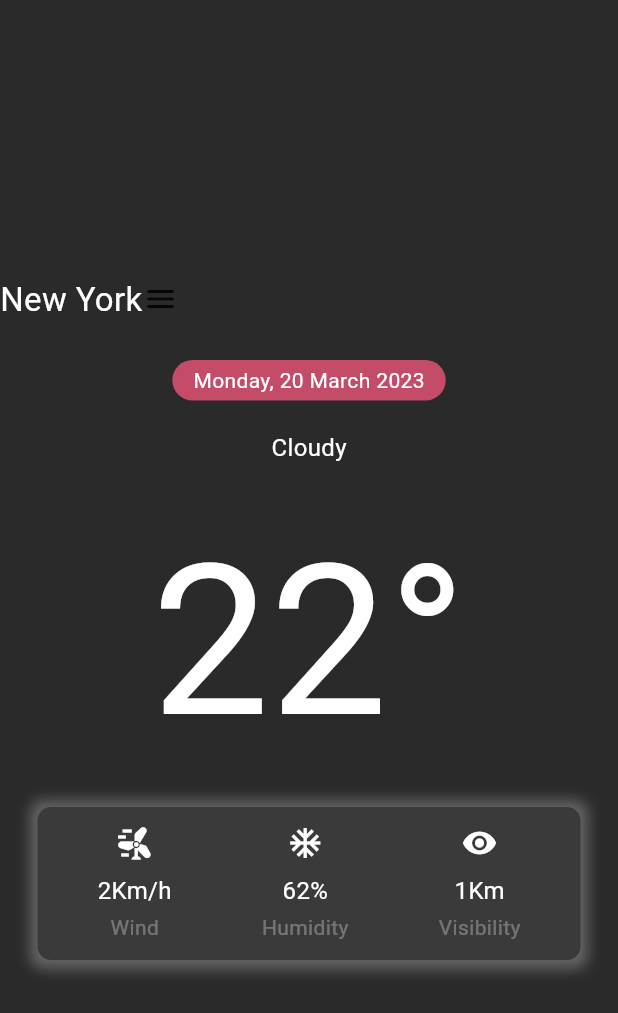
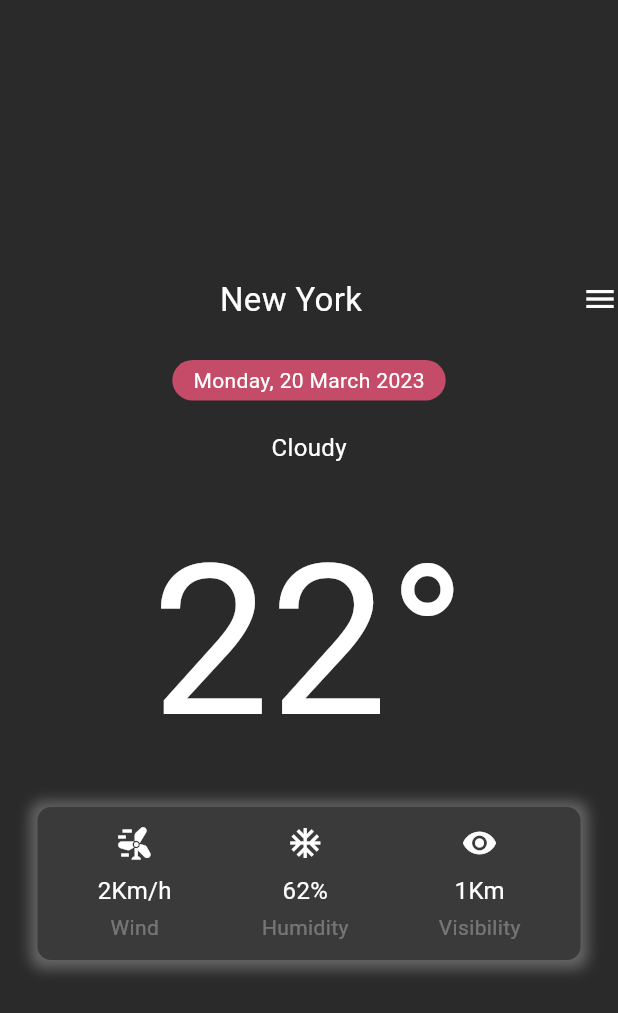
Before and after one commit to yuliiakanifolska/weather_app, a Flutter app: the screen it shows after launch, on a phone screen of 412 x 824 dp. Shown: the top 1013 px of the screen. Run offline on Flutter 3.47's test engine with Material 3 defaults, Android fonts, the light colour scheme and no system bars.

Commit message:
formatting

```diff
--- a/lib/start_screen.dart
+++ b/lib/start_screen.dart
@@ -1,3 +1,178 @@
+// import 'package:flutter/material.dart';
+//
+// class StartScreen extends StatelessWidget {
+//   const StartScreen({super.key});
+//
+//   final date = 'Monday, 20 March 2023';
+//   final weatherCondition = 'Cloudy';
+//   final temperature = '22°';
+//   final wind = '2Km/h';
+//   final humidity = '62%';
+//   final visibility = '1Km';
+//
+//   @override
+//   Widget build(context) {
+//     return Center(
+//       child: Column(
+//         mainAxisSize: MainAxisSize.min,
+//         children: [
+//           const Padding(
+//             padding: EdgeInsets.symmetric(horizontal: 25),
+//             child: Row(
+//               mainAxisAlignment: MainAxisAlignment.spaceBetween,
+//               children: [
+//                 SizedBox(),
+//                   Text(
+//                     'New York',
+//                     style: TextStyle(
+//                       fontSize: 22,
+//                       color: Colors.white,
+//                     ),
+//                   ),
+//                  Icon(Icons.menu_rounded, color: Colors.white,
+//                    size: 28,),
+//               ],
+//             ),
+//           ),
+//           const SizedBox(
+//             height: 25,
+//           ),
+//           Container(
+//             padding: const EdgeInsets.symmetric(
+//               horizontal: 14,
+//               vertical: 3.5,
+//             ),
+//             decoration: BoxDecoration(
+//               color: const Color(
+//                 0xFFC44C68,
+//               ),
+//               borderRadius: BorderRadius.circular(20),
+//             ),
+//             child: Text(
+//               date,
+//               style: const TextStyle(
+//                 color: Colors.white,
+//               ),
+//             ),
+//           ),
+//           const SizedBox(
+//             height: 20,
+//           ),
+//           Text(
+//             weatherCondition,
+//             style: const TextStyle(color: Colors.white, fontSize: 16),
+//           ),
+//           const SizedBox(height: 18),
+//           Text(
+//             temperature,
+//             style: const TextStyle(
+//               color: Colors.white,
+//               fontSize: 140,
+//             ),
+//           ),
+//           const SizedBox(
+//             height: 10,
+//           ),
+//           Container(
+//             margin: const EdgeInsets.symmetric(horizontal: 25),
+//             padding: const EdgeInsets.symmetric(vertical: 12),
+//             decoration: BoxDecoration(
+//               color: Color(0xFF3A3A3A),
+//               borderRadius: BorderRadius.circular(9),
+//               shape: BoxShape.rectangle,
+//               boxShadow: [
+//                 BoxShadow(
+//                   color: Colors.grey.withOpacity(0.5),
+//                   spreadRadius: 5,
+//                   blurRadius: 7,
+//                   offset: Offset(0, 0.5), // changes position of shadow
+//                 ),
+//               ],
+//             ),
+//             child: Row(children: [
+//               const SizedBox(
+//                 width: 40,
+//               ),
+//               Column(
+//                 children: [
+//                   const Icon(
+//                     Icons.wind_power,
+//                     color: Colors.white,
+//                   ),
+//                   const SizedBox(
+//                     height: 8,
+//                   ),
+//                   Text(
+//                     wind,
+//                     style: const TextStyle(color: Colors.white, fontSize: 16),
+//                   ),
+//                   const SizedBox(
+//                     height: 3,
+//                   ),
+//                   const Text(
+//                     'Wind',
+//                     style: TextStyle(color: Colors.white30),
+//                   ),
+//                 ],
+//               ),
+//               const SizedBox(
+//                 width: 60,
+//               ),
+//               Column(
+//                 children: [
+//                   const Icon(
+//                     Icons.ac_unit_sharp,
+//                     color: Colors.white,
+//                   ),
+//                   const SizedBox(
+//                     height: 8,
+//                   ),
+//                   Text(
+//                     humidity,
+//                     style: const TextStyle(color: Colors.white, fontSize: 16),
+//                   ),
+//                   const SizedBox(
+//                     height: 3,
+//                   ),
+//                   const Text(
+//                     'Humidity',
+//                     style: TextStyle(color: Colors.white30),
+//                   ),
+//                 ],
+//               ),
+//               const SizedBox(
+//                 width: 60,
+//               ),
+//               Column(
+//                 children: [
+//                   const Icon(
+//                     Icons.remove_red_eye_sharp,
+//                     color: Colors.white,
+//                   ),
+//                   const SizedBox(
+//                     height: 8,
+//                   ),
+//                   Text(
+//                     visibility,
+//                     style: const TextStyle(color: Colors.white, fontSize: 16),
+//                   ),
+//                   const SizedBox(
+//                     height: 3,
+//                   ),
+//                   const Text(
+//                     'Visibility',
+//                     style: TextStyle(color: Colors.white30),
+//                   ),
+//                 ],
+//               ),
+//             ]),
+//           ),
+//         ],
+//       ),
+//     );
+//   }
+// }
+
 import 'package:flutter/material.dart';
 
 class StartScreen extends StatelessWidget {
@@ -16,8 +191,27 @@ class StartScreen extends StatelessWidget {
       child: Column(
         mainAxisSize: MainAxisSize.min,
         children: [
-          const Row(
+          buildHeader(),
+          const SizedBox(height: 25),
+          buildDateContainer(),
+          const SizedBox(height: 20),
+          buildWeatherCondition(),
+          const SizedBox(height: 18),
+          buildTemperature(),
+          const SizedBox(
+            height: 10,
+          ),
+          buildWeatherInfoBox(),
+        ],
+      ),
+    );
+  }
+
+  Widget buildHeader() {
+    return const Row(
+      mainAxisAlignment: MainAxisAlignment.spaceBetween,
       children: [
+        SizedBox(),
         Text(
           'New York',
           style: TextStyle(
@@ -25,13 +219,16 @@ class StartScreen extends StatelessWidget {
             color: Colors.white,
           ),
         ),
-              Icon(Icons.menu_rounded),
+        Icon(
+          Icons.menu_sharp,
+          color: Colors.white,
+        ),
       ],
-          ),
-          const SizedBox(
-            height: 25,
-          ),
-          Container(
+    );
+  }
+
+  Widget buildDateContainer() {
+    return Container(
       padding: const EdgeInsets.symmetric(
         horizontal: 14,
         vertical: 3.5,
@@ -48,30 +245,33 @@ class StartScreen extends StatelessWidget {
           color: Colors.white,
         ),
       ),
-          ),
-          const SizedBox(
-            height: 20,
-          ),
-          Text(
+    );
+  }
+
+  Widget buildWeatherCondition() {
+    return Text(
       weatherCondition,
       style: const TextStyle(color: Colors.white, fontSize: 16),
-          ),
-          const SizedBox(height: 18),
-          Text(
+    );
+  }
+
+  Widget buildTemperature() {
+    return Text(
       temperature,
       style: const TextStyle(
         color: Colors.white,
         fontSize: 140,
       ),
-          ),
-          const SizedBox(
-            height: 10,
-          ),
-          Container(
+    );
+  }
+
+  Widget buildWeatherInfoBox() {
+    wind;
+    return Container(
       margin: const EdgeInsets.symmetric(horizontal: 25),
       padding: const EdgeInsets.symmetric(vertical: 12),
       decoration: BoxDecoration(
-              color: Color(0xFF3A3A3A),
+        color: const Color(0xFF3A3A3A),
         borderRadius: BorderRadius.circular(9),
         shape: BoxShape.rectangle,
         boxShadow: [
@@ -79,11 +279,12 @@ class StartScreen extends StatelessWidget {
             color: Colors.grey.withOpacity(0.5),
             spreadRadius: 5,
             blurRadius: 7,
-                  offset: Offset(0, 0.5), // changes position of shadow
+            offset: const Offset(0, 1), // changes position of shadow
           ),
         ],
       ),
-            child: Row(children: [
+      child: Row(
+        children: [
           const SizedBox(
             width: 40,
           ),
@@ -159,8 +360,6 @@ class StartScreen extends StatelessWidget {
               ),
             ],
           ),
-            ]),
-          ),
         ],
       ),
     );
```
Lines whose indentation alone changed are shown as unchanged.
